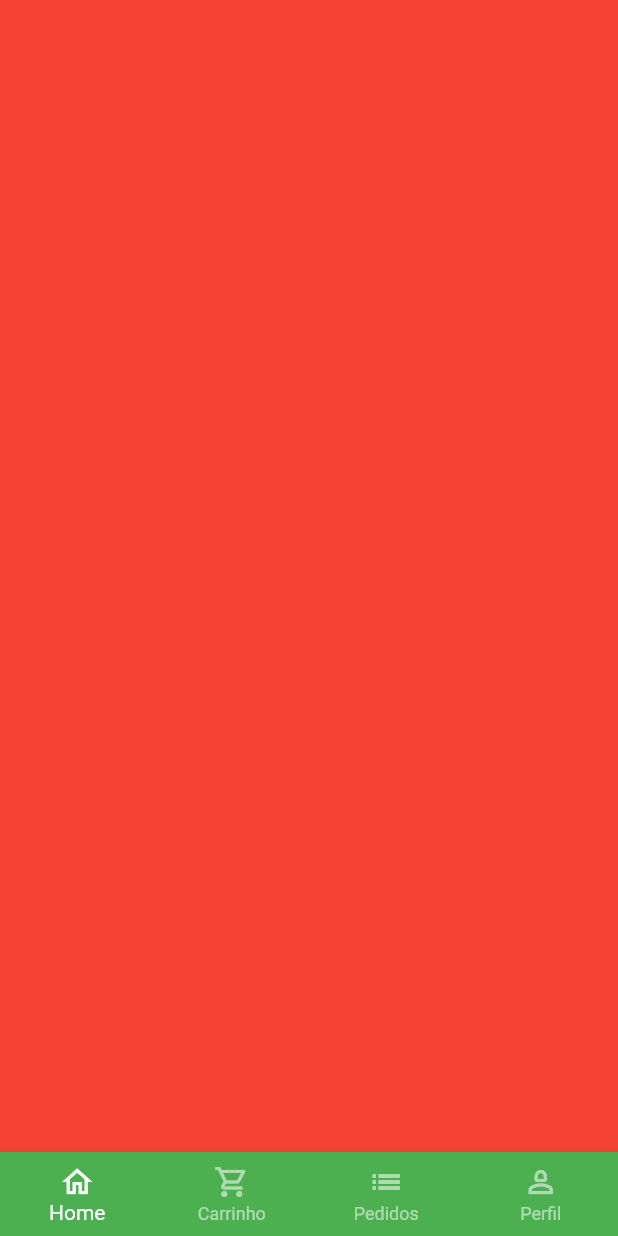
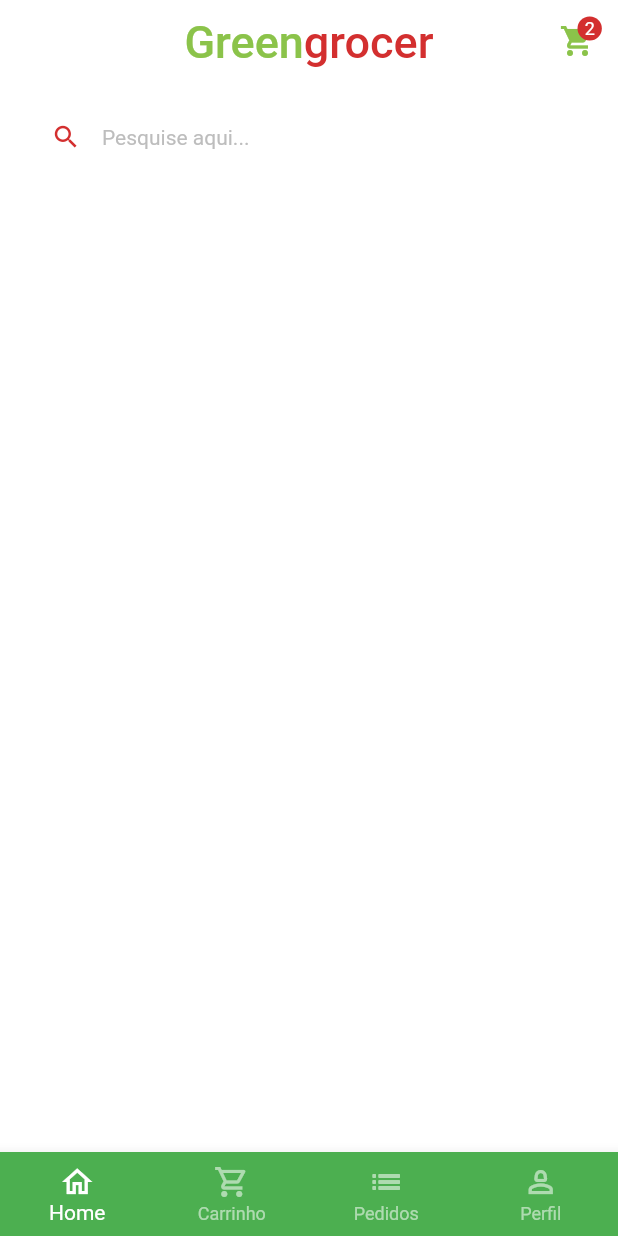
Before and after one commit to jdaibello/greengrocer, a Flutter app: the screen it shows after launch, after a tap on "Entrar", on a phone screen of 412 x 824 dp. Run offline on Flutter 3.47's test engine with Material 3 defaults, Android fonts, the phone set to English and light mode, and no system bars; our stand-ins replace animated_text_kit, mask_text_input_formatter.

Commit message:
feat(home): add appbar, badge and search field

```diff
--- a/lib/main.dart
+++ b/lib/main.dart
@@ -14,6 +14,7 @@ class MyApp extends StatelessWidget {
       title: 'Greengrocer',
       theme: ThemeData(
         primarySwatch: Colors.green,
+        scaffoldBackgroundColor: Colors.white.withAlpha(190),
         useMaterial3: false,
       ),
       debugShowCheckedModeBanner: false,
--- a/lib/src/base/base_screen.dart
+++ b/lib/src/base/base_screen.dart
@@ -1,4 +1,5 @@
 import 'package:flutter/material.dart';
+import 'package:greengrocer/src/home/home_tab.dart';
 
 class BaseScreen extends StatefulWidget {
   const BaseScreen({super.key});
@@ -18,7 +19,7 @@ class _BaseScreenState extends State<BaseScreen> {
         controller: pageController,
         physics: const NeverScrollableScrollPhysics(),
         children: [
-          Container(color: Colors.red),
+          HomeTab(),
           Container(color: Colors.yellow),
           Container(color: Colors.blue),
           Container(color: Colors.purple),
--- /dev/null
+++ b/lib/src/home/home_tab.dart
@@ -0,0 +1,85 @@
+import 'package:flutter/material.dart';
+import 'package:greengrocer/src/config/custom_colors.dart';
+
+class HomeTab extends StatelessWidget {
+  const HomeTab({super.key});
+
+  @override
+  Widget build(BuildContext context) {
+    return Scaffold(
+      appBar: AppBar(
+        backgroundColor: Colors.transparent,
+        elevation: 0,
+        centerTitle: true,
+        title: Text.rich(
+          TextSpan(
+            style: const TextStyle(fontSize: 30),
+            children: [
+              TextSpan(
+                text: 'Green',
+                style: TextStyle(color: CustomColors.customSwatchColor),
+              ),
+              TextSpan(
+                text: 'grocer',
+                style: TextStyle(color: CustomColors.customContrastColor),
+              ),
+            ],
+          ),
+        ),
+        actions: [
+          Padding(
+            padding: const EdgeInsets.only(top: 15, right: 15),
+            child: Badge(
+              backgroundColor: CustomColors.customContrastColor,
+              label: const Text(
+                '2',
+                style: TextStyle(
+                  color: Colors.white,
+                  fontSize: 12,
+                ),
+              ),
+              child: GestureDetector(
+                onTap: () {},
+                child: Icon(
+                  Icons.shopping_cart,
+                  color: CustomColors.customSwatchColor,
+                ),
+              ),
+            ),
+          ),
+        ],
+      ),
+      body: Column(
+        children: [
+          Padding(
+            padding: const EdgeInsets.symmetric(horizontal: 20, vertical: 10),
+            child: TextFormField(
+              decoration: InputDecoration(
+                filled: true,
+                fillColor: Colors.white,
+                isDense: true,
+                hintText: 'Pesquise aqui...',
+                hintStyle: TextStyle(
+                  color: Colors.grey.shade400,
+                  fontSize: 14,
+                ),
+                prefixIcon: Icon(
+                  Icons.search,
+                  color: CustomColors.customContrastColor,
+                  size: 20,
+                ),
+                border: OutlineInputBorder(
+                  borderRadius: BorderRadius.circular(60),
+                  borderSide: const BorderSide(
+                    width: 0,
+                    style: BorderStyle.none,
+                  ),
+                ),
+              ),
+            ),
+          ),
+        ],
+      ),
+    );
+  }
+}
```
